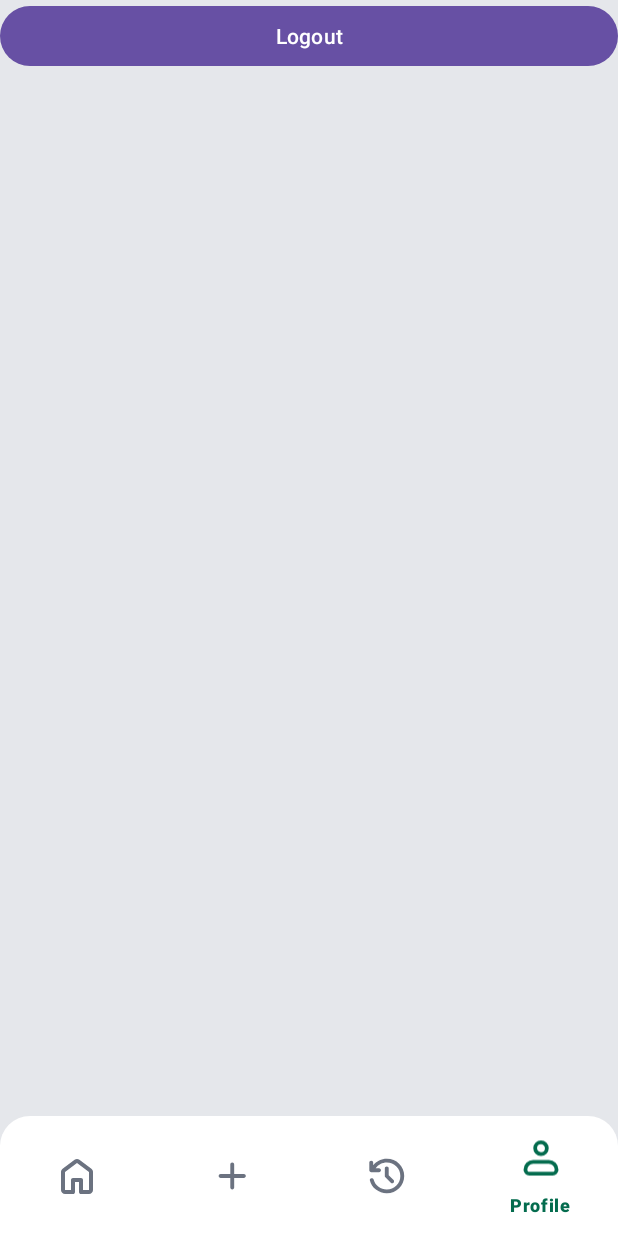
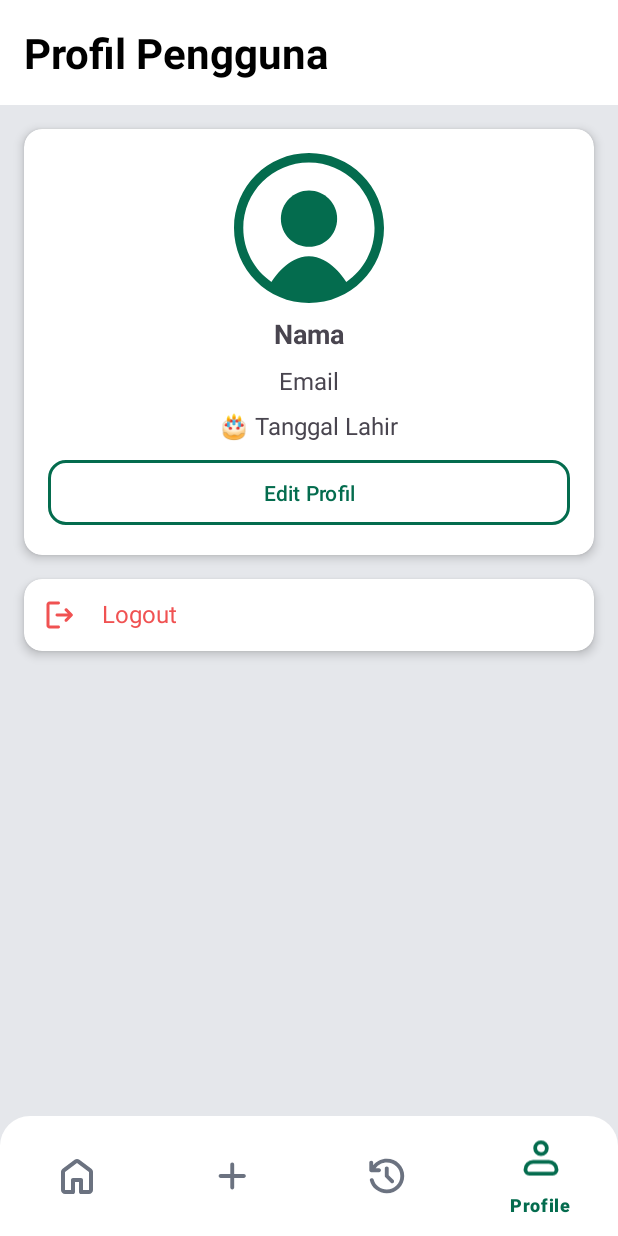
Before and after one commit to Pencarisalmon/Shopping-List, an Android app: the screen it shows after launch once a user with an empty profile is signed in (MainActivity), item 4 of the bottom bar chosen, on a phone screen of 412 x 824 dp. Run offline under Robolectric (Android 15) with nearby library versions, the phone set to English and light mode, and no system bars; our stand-ins replace Firebase (no records; nobody signed in at launch, a user with empty details on screens opened directly).

Commit message:
Implement profile fragment and edit profile

```diff
--- a/app/src/main/java/com/kelompok9PBP/ShoppingList/Fragment/ProfileFragment.java
+++ b/app/src/main/java/com/kelompok9PBP/ShoppingList/Fragment/ProfileFragment.java
@@ -4,21 +4,33 @@ import android.content.Intent;
 import android.os.Bundle;
 
 import androidx.annotation.NonNull;
-import androidx.annotation.Nullable;
 import androidx.fragment.app.Fragment;
 
 import android.view.LayoutInflater;
 import android.view.View;
 import android.view.ViewGroup;
-import android.widget.Button;
+import android.widget.TableRow;
+import android.widget.TextView;
 
 import com.google.firebase.auth.FirebaseAuth;
+import com.google.firebase.firestore.FirebaseFirestore;
+import com.kelompok9PBP.ShoppingList.Activity.EditProfileActivity;
 import com.kelompok9PBP.ShoppingList.Activity.RegisterLogin;
 import com.kelompok9PBP.ShoppingList.R;
 
+import com.google.android.material.button.MaterialButton;
+
 public class ProfileFragment extends Fragment {
 
-    private Button btnLogout;
+    private TableRow trLogout;
+    private TextView tvName, tvEmail, tvDob;
+    private FirebaseAuth auth;
+    private FirebaseFirestore db;
+
+    // Cache data supaya gak delay tiap pindah fragment
+    private String cachedName = null;
+    private String cachedEmail = null;
+    private String cachedDob = null;
 
     public ProfileFragment() {
         // Required empty public constructor
@@ -27,23 +39,67 @@ public class ProfileFragment extends Fragment {
     @Override
     public View onCreateView(@NonNull LayoutInflater inflater, ViewGroup container,
                              Bundle savedInstanceState) {
-        // Inflate the layout for this fragment
         View view = inflater.inflate(R.layout.fragment_profile, container, false);
 
-        btnLogout = view.findViewById(R.id.btn_logout);
-        btnLogout.setOnClickListener(v -> {
-            // Logout dari Firebase
+        auth = FirebaseAuth.getInstance();
+        db = FirebaseFirestore.getInstance();
+
+        trLogout = view.findViewById(R.id.tr_logout);
+        tvName = view.findViewById(R.id.tvName);
+        tvEmail = view.findViewById(R.id.tvEmail);
+        tvDob = view.findViewById(R.id.tvDob);
+
+        MaterialButton btnEditProfile = view.findViewById(R.id.btnEditProfile);
+        btnEditProfile.setOnClickListener(v -> {
+            Intent intent = new Intent(getActivity(), EditProfileActivity.class);
+            startActivity(intent);
+        });
+
+        // Kalau data sudah ada di cache, langsung tampilkan dulu
+        if (cachedName != null && cachedEmail != null && cachedDob != null) {
+            tvName.setText(cachedName);
+            tvEmail.setText(cachedEmail);
+            tvDob.setText(cachedDob);
+        } else {
+            loadDataFromFirestore();
+        }
+
+        trLogout.setOnClickListener(v -> {
             FirebaseAuth.getInstance().signOut();
-
-            // Intent pindah ke halaman login
             Intent intent = new Intent(getActivity(), RegisterLogin.class);
             intent.addFlags(Intent.FLAG_ACTIVITY_CLEAR_TOP | Intent.FLAG_ACTIVITY_NEW_TASK);
             startActivity(intent);
-
-            // Tutup activity sekarang biar gak bisa back ke profile
             getActivity().finish();
         });
 
         return view;
     }
+
+    private void loadDataFromFirestore() {
+        String uid = auth.getCurrentUser().getUid();
+        db.collection("users").document(uid).get()
+                .addOnSuccessListener(documentSnapshot -> {
+                    if (documentSnapshot.exists()) {
+                        cachedName = documentSnapshot.getString("nama");
+                        cachedEmail = documentSnapshot.getString("email");
+                        cachedDob = documentSnapshot.getString("tanggal_lahir");
+
+                        tvName.setText(cachedName);
+                        tvEmail.setText(cachedEmail);
+                        tvDob.setText("🎂 " + cachedDob);
+                    }
+                })
+                .addOnFailureListener(e -> {
+                    tvName.setText("Gagal ambil data");
+                    tvEmail.setText("-");
+                    tvDob.setText("-");
+                });
+    }
+
+    @Override
+    public void onResume() {
+        super.onResume();
+        loadDataFromFirestore(); // Selalu reload data dari Firestore pas Fragment muncul lagi
+    }
+
 }
--- /dev/null
+++ b/app/src/main/res/drawable/ic_logout.xml
@@ -0,0 +1,9 @@
+<vector xmlns:android="http://schemas.android.com/apk/res/android"
+    android:width="24dp"
+    android:height="24dp"
+    android:viewportWidth="24"
+    android:viewportHeight="24">
+  <path
+      android:pathData="M5,21C4.45,21 3.979,20.804 3.588,20.413C3.197,20.022 3.001,19.551 3,19V5C3,4.45 3.196,3.979 3.588,3.588C3.98,3.197 4.451,3.001 5,3H11C11.283,3 11.521,3.096 11.713,3.288C11.905,3.48 12.001,3.717 12,4C11.999,4.283 11.903,4.52 11.712,4.713C11.521,4.906 11.283,5.001 11,5H5V19H11C11.283,19 11.521,19.096 11.713,19.288C11.905,19.48 12.001,19.717 12,20C11.999,20.283 11.903,20.52 11.712,20.713C11.521,20.906 11.283,21.001 11,21H5ZM17.175,13H10C9.717,13 9.479,12.904 9.288,12.712C9.097,12.52 9.001,12.283 9,12C8.999,11.717 9.095,11.48 9.288,11.288C9.481,11.096 9.718,11 10,11H17.175L15.3,9.125C15.117,8.942 15.025,8.717 15.025,8.45C15.025,8.183 15.117,7.95 15.3,7.75C15.483,7.55 15.717,7.446 16,7.437C16.283,7.428 16.525,7.524 16.725,7.725L20.3,11.3C20.5,11.5 20.6,11.733 20.6,12C20.6,12.267 20.5,12.5 20.3,12.7L16.725,16.275C16.525,16.475 16.288,16.571 16.013,16.563C15.738,16.555 15.501,16.451 15.3,16.25C15.117,16.05 15.029,15.813 15.038,15.538C15.047,15.263 15.142,15.034 15.325,14.85L17.175,13Z"
+      android:fillColor="#F05252"/>
+</vector>
--- /dev/null
+++ b/app/src/main/res/drawable/ic_user.xml
@@ -0,0 +1,17 @@
+<vector xmlns:android="http://schemas.android.com/apk/res/android"
+    android:width="98dp"
+    android:height="98dp"
+    android:viewportWidth="98"
+    android:viewportHeight="98">
+  <group>
+    <clip-path
+        android:pathData="M0,0h98v98h-98z"/>
+    <path
+        android:pathData="M67.375,42.875C67.375,53.042 59.167,61.25 49,61.25C38.833,61.25 30.625,53.042 30.625,42.875C30.625,32.708 38.833,24.5 49,24.5C59.167,24.5 67.375,32.708 67.375,42.875Z"
+        android:fillColor="#046C4E"/>
+    <path
+        android:pathData="M98,49C98,76.073 76.073,98 49,98C21.927,98 0,76.073 0,49C0,21.927 21.927,0 49,0C76.073,0 98,21.927 98,49ZM24.5,84.219C25.48,82.59 34.974,67.375 48.939,67.375C62.842,67.375 72.397,82.626 73.378,84.219C79.073,80.28 83.727,75.017 86.938,68.882C90.149,62.748 91.823,55.925 91.814,49C91.814,25.296 72.643,6.125 48.939,6.125C25.235,6.125 6.064,25.296 6.064,49C6.064,63.577 13.352,76.501 24.5,84.219Z"
+        android:fillColor="#046C4E"
+        android:fillType="evenOdd"/>
+  </group>
+</vector>
--- a/app/src/main/res/layout/fragment_profile.xml
+++ b/app/src/main/res/layout/fragment_profile.xml
@@ -1,16 +1,119 @@
 <?xml version="1.0" encoding="utf-8"?>
-<FrameLayout xmlns:android="http://schemas.android.com/apk/res/android"
+<LinearLayout xmlns:android="http://schemas.android.com/apk/res/android"
     xmlns:tools="http://schemas.android.com/tools"
+    xmlns:app="http://schemas.android.com/apk/res-auto"
+    android:id="@+id/nav_profile"
     android:layout_width="match_parent"
     android:layout_height="match_parent"
-    android:id="@+id/nav_profile"
+    android:orientation="vertical"
+    android:background="#E5E7EB"
     tools:context=".Fragment.ProfileFragment">
 
-    <!-- TODO: Update blank fragment layout -->
-    <Button
-        android:id="@+id/btn_logout"
+    <TextView
         android:layout_width="match_parent"
         android:layout_height="wrap_content"
-        android:text="Logout" />
+        android:background="#FFFFFF"
+        android:text="Profil Pengguna"
+        android:textSize="28sp"
+        android:textStyle="bold"
+        android:textColor="@android:color/black"
+        android:padding="16dp" />
 
-</FrameLayout>
+    <androidx.cardview.widget.CardView
+        android:layout_width="match_parent"
+        android:layout_height="wrap_content"
+        android:layout_margin="16dp"
+        app:cardCornerRadius="12dp"
+        app:cardElevation="4dp">
+
+        <LinearLayout
+            android:layout_width="match_parent"
+            android:layout_height="wrap_content"
+            android:orientation="vertical"
+            android:gravity="center_horizontal"
+            android:padding="16dp">
+
+            <ImageView
+                android:id="@+id/imgProfile"
+                android:layout_width="100dp"
+                android:layout_height="100dp"
+                android:src="@drawable/ic_user"/>
+
+            <TextView
+                android:id="@+id/tvName"
+                android:layout_width="wrap_content"
+                android:layout_height="wrap_content"
+                android:layout_marginTop="8dp"
+                android:text="Nama"
+                android:textSize="18sp"
+                android:textStyle="bold" />
+
+            <TextView
+                android:id="@+id/tvEmail"
+                android:layout_width="wrap_content"
+                android:layout_height="wrap_content"
+                android:text="Email"
+                android:textSize="16sp"
+                android:layout_marginTop="8dp" />
+
+            <TextView
+                android:id="@+id/tvDob"
+                android:layout_width="wrap_content"
+                android:layout_height="wrap_content"
+                android:text="🎂 Tanggal Lahir"
+                android:textSize="16sp"
+                android:layout_marginTop="8dp" />
+
+            <com.google.android.material.button.MaterialButton
+                android:id="@+id/btnEditProfile"
+                android:layout_width="match_parent"
+                android:layout_height="wrap_content"
+                android:layout_marginTop="8dp"
+                android:text="Edit Profil"
+                android:textColor="#046C4E"
+                android:backgroundTint="@android:color/transparent"
+                app:strokeColor="#046C4E"
+                app:strokeWidth="2dp"
+                app:cornerRadius="12dp"
+                android:paddingVertical="12dp"/>
+
+        </LinearLayout>
+    </androidx.cardview.widget.CardView>
+
+    <androidx.cardview.widget.CardView
+        android:layout_width="match_parent"
+        android:layout_height="wrap_content"
+        android:layout_marginHorizontal="16dp"
+        app:cardCornerRadius="12dp"
+        app:cardElevation="4dp">
+
+        <TableLayout
+            android:layout_width="match_parent"
+            android:layout_height="wrap_content"
+            android:layout_margin="12dp">
+
+            <TableRow
+                android:id="@+id/tr_logout"
+                android:layout_width="match_parent"
+                android:layout_height="wrap_content"
+                android:clickable="true"
+                android:focusable="true">
+
+                <ImageView
+                    android:layout_width="24dp"
+                    android:layout_height="24dp"
+                    android:layout_marginEnd="16dp"
+                    android:src="@drawable/ic_logout" />
+
+                <TextView
+                    android:layout_width="wrap_content"
+                    android:layout_height="wrap_content"
+                    android:text="Logout"
+                    android:textSize="16sp"
+                    android:textColor="#F05252" />
+            </TableRow>
+        </TableLayout>
+    </androidx.cardview.widget.CardView>
+
+
+</LinearLayout>
```
Also changed, not shown: app/src/main/AndroidManifest.xml (+5 -3 lines), app/src/main/java/com/kelompok9PBP/ShoppingList/Activity/EditProfileActivity.java (added, +97 -0 lines), app/src/main/res/drawable/ic_back.xml (added, +9 -0 lines), app/src/main/res/layout/activity_edit_profile.xml (added, +117 -0 lines).
